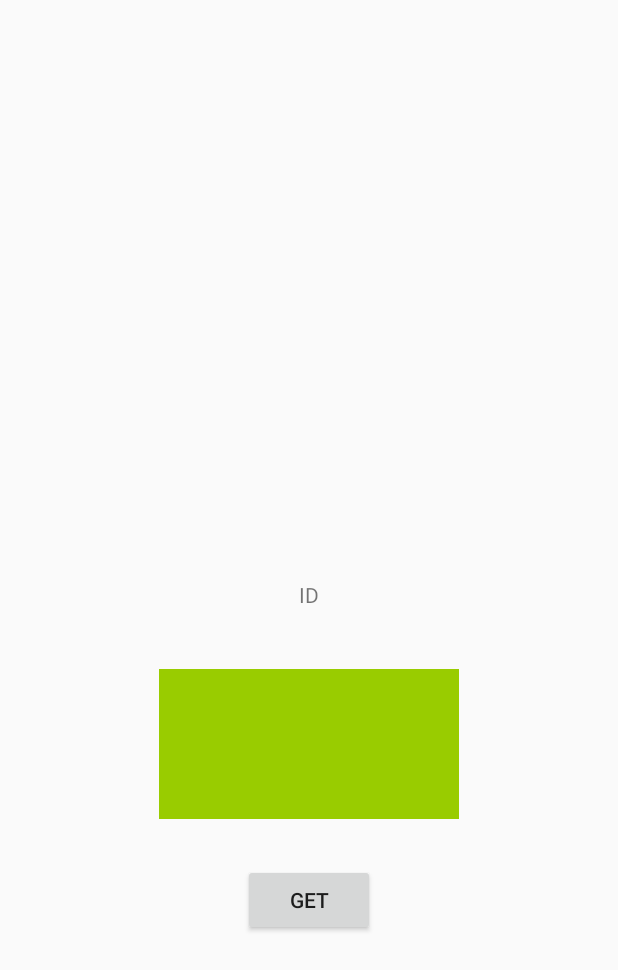
After one commit to Kal-MH/songgulsongul, an Android app: the RealmTest screen opened directly, with no data from a screen before it, on a phone screen of 412 x 824 dp. The commit adds this screen. Shown: the top 970 px of the screen. Run offline under Robolectric (Android 15) with nearby library versions, the phone set to English and light mode, and no system bars; libraries missing offline, so code that uses them is left out: io.realm; 4 statements that could not run were skipped.

Commit message:
apply realmDB

```diff
--- a/Android/paper/app/build.gradle
+++ b/Android/paper/app/build.gradle
@@ -1,4 +1,8 @@
 apply plugin: 'com.android.application'
+
+//Realm
+apply plugin: 'realm-android'
+
 
 android {
     compileSdkVersion 29
@@ -34,4 +38,5 @@ dependencies {
     implementation 'com.google.code.gson:gson:2.8.2'
     implementation 'com.squareup.retrofit2:converter-gson:2.4.0'
 
+
 }
--- /dev/null
+++ b/Android/paper/app/src/main/res/layout/activity_realm_test.xml
@@ -0,0 +1,42 @@
+<?xml version="1.0" encoding="utf-8"?>
+<androidx.constraintlayout.widget.ConstraintLayout xmlns:android="http://schemas.android.com/apk/res/android"
+    xmlns:app="http://schemas.android.com/apk/res-auto"
+    xmlns:tools="http://schemas.android.com/tools"
+    android:layout_width="match_parent"
+    android:layout_height="match_parent"
+    tools:context=".RealmTest">
+
+    <Button
+        android:id="@+id/temp_realm_get_btn"
+        android:layout_width="wrap_content"
+        android:layout_height="wrap_content"
+        android:layout_marginBottom="200dp"
+        android:text="GET"
+        app:layout_constraintBottom_toBottomOf="parent"
+        app:layout_constraintEnd_toEndOf="parent"
+        app:layout_constraintHorizontal_bias="0.5"
+        app:layout_constraintStart_toStartOf="parent" />
+
+    <ImageView
+        android:id="@+id/temp_realm_image"
+        android:layout_width="200dp"
+        android:layout_height="100dp"
+        android:layout_marginBottom="30dp"
+        android:background="@android:color/holo_green_light"
+        app:layout_constraintBottom_toTopOf="@+id/temp_realm_get_btn"
+        app:layout_constraintEnd_toEndOf="parent"
+        app:layout_constraintHorizontal_bias="0.5"
+        app:layout_constraintStart_toStartOf="parent"
+        app:srcCompat="@android:color/holo_green_light" />
+
+    <TextView
+        android:id="@+id/temp_realm_id"
+        android:layout_width="wrap_content"
+        android:layout_height="wrap_content"
+        android:layout_marginBottom="40dp"
+        android:text="ID"
+        app:layout_constraintBottom_toTopOf="@+id/temp_realm_image"
+        app:layout_constraintEnd_toEndOf="parent"
+        app:layout_constraintHorizontal_bias="0.5"
+        app:layout_constraintStart_toStartOf="parent" />
+</androidx.constraintlayout.widget.ConstraintLayout>
--- a/Android/paper/build.gradle
+++ b/Android/paper/build.gradle
@@ -11,6 +11,10 @@ buildscript {
 
         // NOTE: Do not place your application dependencies here; they belong
         // in the individual module build.gradle files
+
+        // Realm
+        classpath "io.realm:realm-gradle-plugin:5.11.0"
+
     }
 }
 
```
Also changed, not shown: Android/paper/app/src/main/AndroidManifest.xml (+3 -6 lines), Android/paper/app/src/main/java/smu/capstone/paper/MainActivity.java (+15 -1 lines), Android/paper/app/src/main/java/smu/capstone/paper/RealmTest.java (added, +91 -0 lines), Android/paper/app/src/main/java/smu/capstone/paper/data/Sticker.java (added, +24 -0 lines), Android/paper/app/src/main/res/layout/activity_main.xml (+8 -0 lines), Android/paper/app/src/main/res/drawable/test.png (added).
